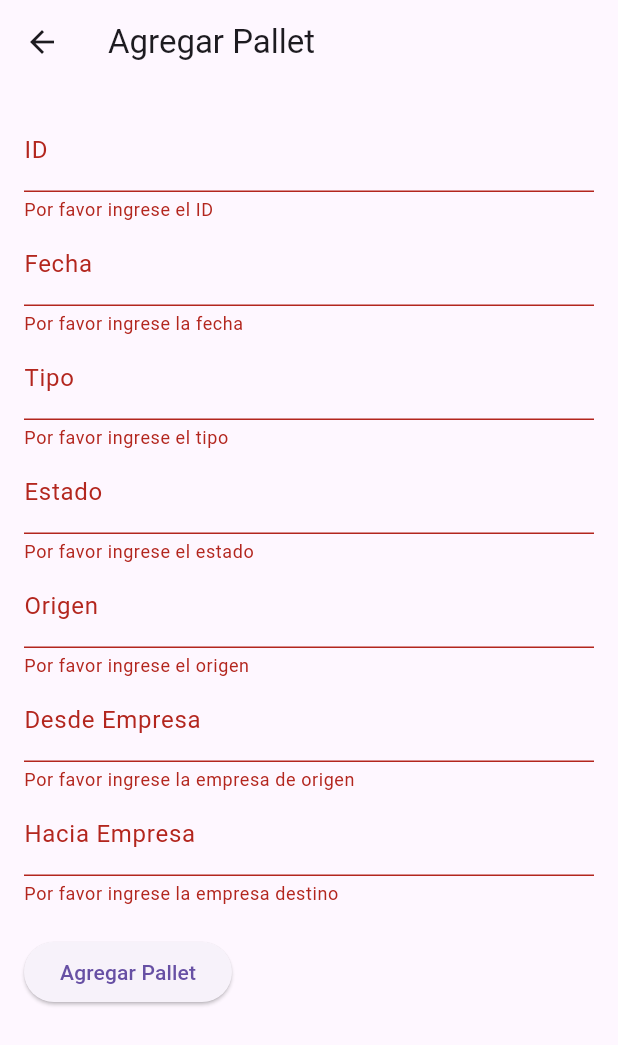
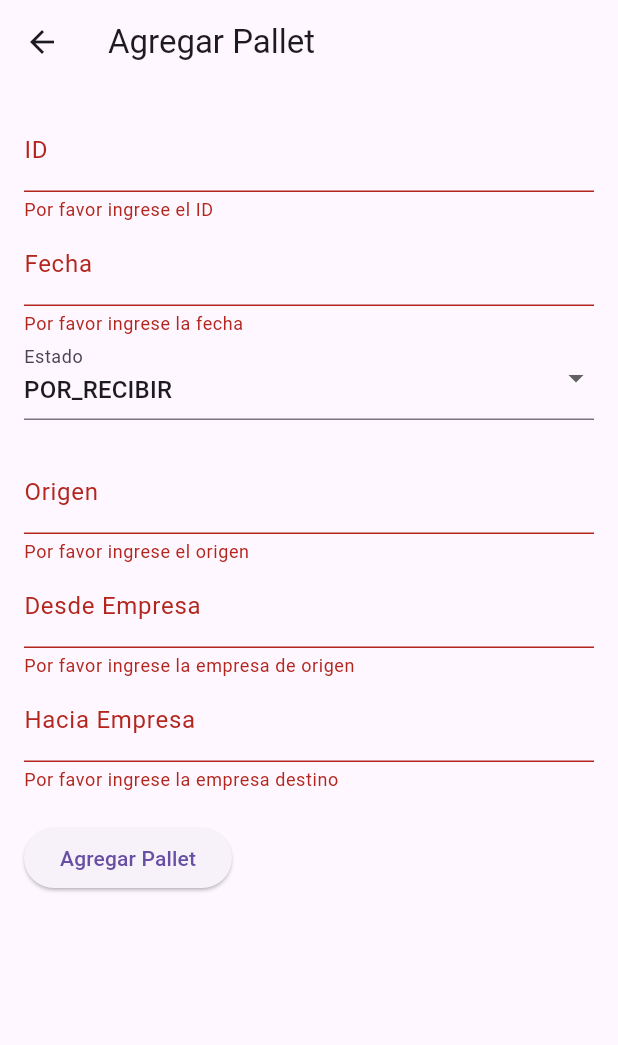
Before and after one commit to WellPlays24/pallet-reception-app, a Flutter app: the AddPalletScreen screen opened directly, after a tap on "Agregar Pallet", on a phone screen of 412 x 824 dp. Shown: the top 1045 px of the screen. Run offline on Flutter 3.47's test engine with Material 3 defaults, Android fonts, the phone set to English and light mode, and no system bars; network calls fail.

Commit message:
feat: mejora formulario para agregar pallets con selección de fecha y estado

```diff
--- a/frontend/pallet_reception_frontend/lib/add_pallet.dart
+++ b/frontend/pallet_reception_frontend/lib/add_pallet.dart
@@ -13,11 +13,31 @@ class _AddPalletScreenState extends State<AddPalletScreen> {
   // Controladores para los campos del formulario
   final TextEditingController idController = TextEditingController();
   final TextEditingController fechaController = TextEditingController();
-  final TextEditingController tipoController = TextEditingController();
   final TextEditingController estadoController = TextEditingController();
   final TextEditingController origenController = TextEditingController();
   final TextEditingController desdeEmpresaController = TextEditingController();
   final TextEditingController haciaEmpresaController = TextEditingController();
+
+  // Variables para la selección
+  String tipo = "INGRESO"; // Tipo siempre será INGRESO
+  String estado = "POR_RECIBIR"; // Valor predeterminado de estado
+  DateTime? selectedDate = DateTime.now();
+
+  // Función para seleccionar la fecha usando el DatePicker
+  Future<void> _selectDate(BuildContext context) async {
+    final DateTime? picked = await showDatePicker(
+      context: context,
+      initialDate: selectedDate!,
+      firstDate: DateTime(2000),
+      lastDate: DateTime(2101),
+    );
+
+    if (picked != null && picked != selectedDate)
+      setState(() {
+        selectedDate = picked;
+        fechaController.text = "${selectedDate!.toLocal()}".split(' ')[0];  // Formato yyyy-mm-dd
+      });
+  }
 
   // Función para enviar los datos al backend
   Future<void> _addPallet() async {
@@ -27,8 +47,8 @@ class _AddPalletScreenState extends State<AddPalletScreen> {
         final palletData = {
           'id': idController.text,
           'fecha': fechaController.text,
-          'tipo': tipoController.text,
-          'estado': estadoController.text,
+          'tipo': tipo,
+          'estado': estado,
           'origen': origenController.text,
           'desde_empresa': desdeEmpresaController.text,
           'hacia_empresa': haciaEmpresaController.text,
@@ -37,9 +57,10 @@ class _AddPalletScreenState extends State<AddPalletScreen> {
         // Llamar al servicio de API para agregar el pallet
         final response = await apiService.addPallet(palletData);
 
-        // Mostrar mensaje de éxito
+        // Mostrar mensaje de éxito y regresar a la lista de pallets
         if (response != null) {
           ScaffoldMessenger.of(context).showSnackBar(SnackBar(content: Text('Pallet agregado con éxito')));
+          Navigator.pop(context); // Regresar a la pantalla anterior (lista de pallets)
         }
       } catch (e) {
         // Manejo de errores
@@ -75,6 +96,8 @@ class _AddPalletScreenState extends State<AddPalletScreen> {
               TextFormField(
                 controller: fechaController,
                 decoration: InputDecoration(labelText: 'Fecha'),
+                readOnly: true,
+                onTap: () => _selectDate(context),  // Abrir el selector de fecha
                 validator: (value) {
                   if (value == null || value.isEmpty) {
                     return 'Por favor ingrese la fecha';
@@ -82,26 +105,29 @@ class _AddPalletScreenState extends State<AddPalletScreen> {
                   return null;
                 },
               ),
-              TextFormField(
-                controller: tipoController,
-                decoration: InputDecoration(labelText: 'Tipo'),
+              DropdownButtonFormField<String>(
+                value: estado,
+                onChanged: (String? newValue) {
+                  setState(() {
+                    estado = newValue!;
+                  });
+                },
+                decoration: InputDecoration(labelText: 'Estado'),
+                items: <String>['POR_RECIBIR', 'RECIBIDO']
+                    .map<DropdownMenuItem<String>>((String value) {
+                  return DropdownMenuItem<String>(
+                    value: value,
+                    child: Text(value),
+                  );
+                }).toList(),
                 validator: (value) {
                   if (value == null || value.isEmpty) {
-                    return 'Por favor ingrese el tipo';
+                    return 'Por favor seleccione el estado';
                   }
                   return null;
                 },
               ),
-              TextFormField(
-                controller: estadoController,
-                decoration: InputDecoration(labelText: 'Estado'),
-                validator: (value) {
-                  if (value == null || value.isEmpty) {
-                    return 'Por favor ingrese el estado';
-                  }
-                  return null;
-                },
-              ),
+              SizedBox(height: 20),
               TextFormField(
                 controller: origenController,
                 decoration: InputDecoration(labelText: 'Origen'),
```
